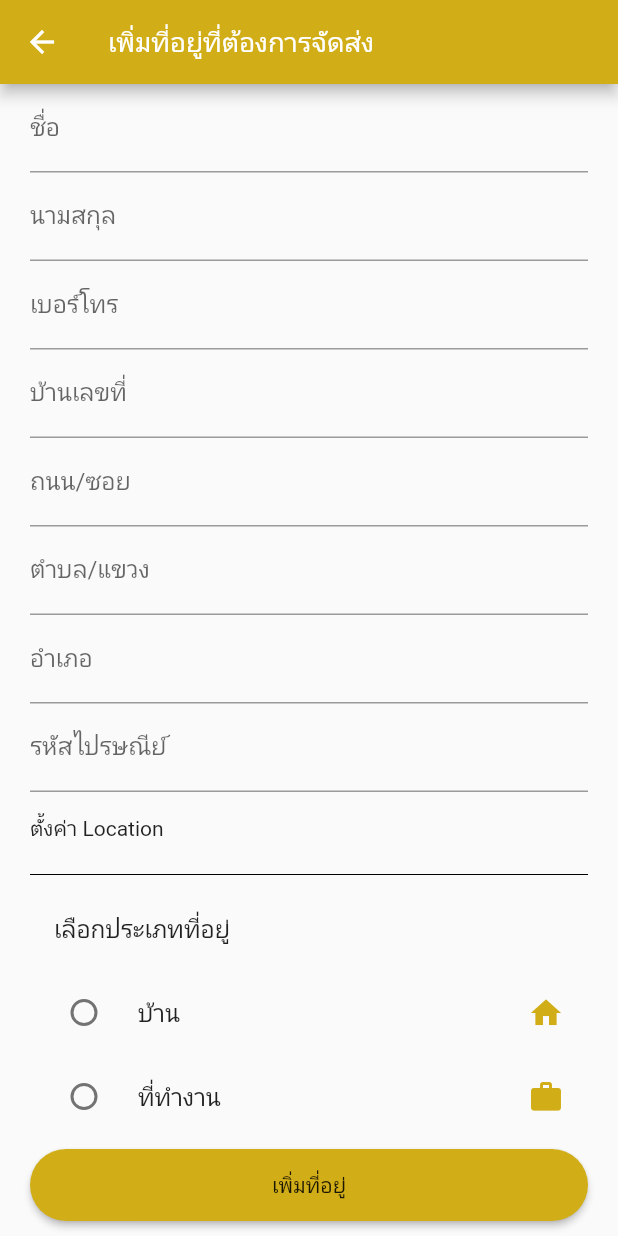
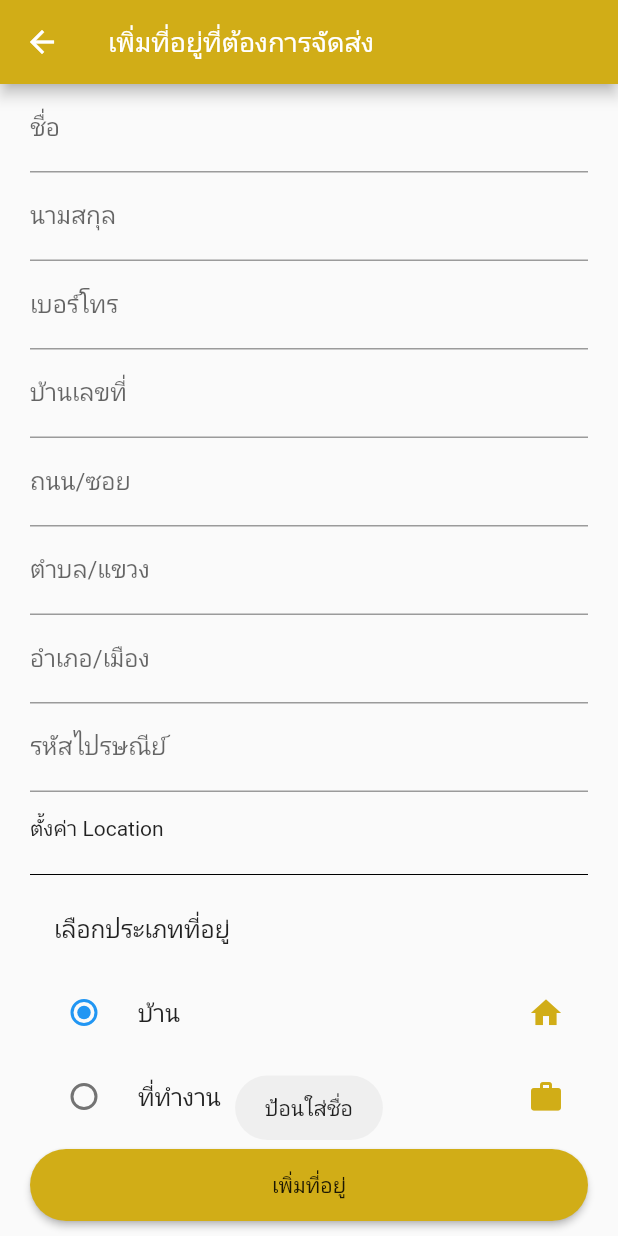
Before and after one commit to Powarut/test_project, a Flutter app: the AddDeliveryAddressState screen opened directly, after a tap on "เพิ่มที่อยู่", on a phone screen of 412 x 824 dp. Run offline on Flutter 3.47's test engine with Material 2 defaults, Android fonts, the phone set to English and light mode, and no system bars; our stand-ins replace cloud_firestore, file_picker, firebase_auth, firebase_core, firebase_storage, fluttertoast and 3 more; missing offline and left inert: qrscan; accounts and stored records are empty.

Commit message:
Initial commit

```diff
--- a/lib/main.dart
+++ b/lib/main.dart
@@ -1,6 +1,7 @@
 import 'package:firebase_core/firebase_core.dart';
 import 'package:flutter/material.dart';
 import 'package:provider/provider.dart';
+import 'package:test_project/providers/check_out_provider.dart';
 import 'package:test_project/providers/product_provider.dart';
 import 'package:test_project/providers/reviewcart_provider.dart';
 import 'package:test_project/providers/user_provider.dart';
@@ -27,6 +28,9 @@ class MyApp extends StatelessWidget {
           ChangeNotifierProvider<ReviewCartProvider>(
             create: (context) =>ReviewCartProvider(),
           ),
+          ChangeNotifierProvider<CheckoutProvider>(
+            create: (context) =>CheckoutProvider(),
+          ),
         ],
         child: MaterialApp(
               debugShowCheckedModeBanner: false,
--- /dev/null
+++ b/lib/providers/check_out_provider.dart
@@ -0,0 +1,61 @@
+import 'package:cloud_firestore/cloud_firestore.dart';
+import 'package:firebase_auth/firebase_auth.dart';
+import 'package:flutter/material.dart';
+import 'package:fluttertoast/fluttertoast.dart';
+
+class CheckoutProvider with ChangeNotifier{
+  bool isloadding =false;
+
+  TextEditingController firstName = TextEditingController();
+  TextEditingController lastName = TextEditingController();
+  TextEditingController phone = TextEditingController();
+  TextEditingController number = TextEditingController();
+  TextEditingController street = TextEditingController();
+  TextEditingController landmark = TextEditingController();
+  TextEditingController city = TextEditingController();
+  TextEditingController pincode = TextEditingController();
+
+  void vaildator(context,myType) async {
+    if (firstName.text.isEmpty) {
+      Fluttertoast.showToast(msg: "ป้อนใส่ชื่อ");
+    }else if (lastName.text.isEmpty){
+      Fluttertoast.showToast(msg: "โปรดใส่นามสกุล");
+    }else if (phone.text.isEmpty){
+      Fluttertoast.showToast(msg: "โปรดใส่เบอร์โทร");
+    }else if (number.text.isEmpty){
+      Fluttertoast.showToast(msg: "โปรดใส่บ้านเลขที่");
+    }else if (street.text.isEmpty){
+      Fluttertoast.showToast(msg: "โปรดใส่ถนน/ซอย");
+    }else if (landmark.text.isEmpty){
+      Fluttertoast.showToast(msg: "โปรดใส่ตำบล/แขวง");
+    }else if (city.text.isEmpty){
+      Fluttertoast.showToast(msg: "โปรดใส่อำเภอ");
+    }else if (pincode.text.isEmpty){
+      Fluttertoast.showToast(msg: "โปรดใส่รหัสไปรษณีย์");
+    }else{
+      isloadding = true;
+      notifyListeners();
+      await FirebaseFirestore.instance
+          .collection("OrderDetail")
+          .doc("docID")
+          .set({
+            "UserName":firstName.text,
+            "UserSurname":firstName.text,
+            "UserTel":firstName.text,
+            "UserNum":firstName.text,
+            "UserStreet":firstName.text,
+            "UserLandmark":firstName.text,
+            "UserCity":firstName.text,
+            "UserPinCode":firstName.text,
+            "AddressType":myType.toString(),
+      }).then((value)  async{
+        isloadding = false;
+        notifyListeners();
+        await Fluttertoast.showToast(msg: "เพิ่มข้อมูลที่จักส่งเรียบร้อย");
+        Navigator.of(context).pop();
+        notifyListeners();
+      });
+      notifyListeners();
+    }
+  }
+}
--- a/lib/screens/check_out_delivery_details/address_delivery/add_address_delivery.dart
+++ b/lib/screens/check_out_delivery_details/address_delivery/add_address_delivery.dart
@@ -1,5 +1,7 @@
 import 'package:flutter/material.dart';
+import 'package:provider/provider.dart';
 import 'package:test_project/constants/color.dart';
+import 'package:test_project/providers/check_out_provider.dart';
 import 'package:test_project/widgets/costom_text_field.dart';
 
 class AddDeliveryAddressState extends StatefulWidget {
@@ -17,9 +19,10 @@ enum AddressTypes {
 }
 
 class _AddDeliveryAddressStateState extends State<AddDeliveryAddressState> {
-  AddressTypes? _addressTypes;
+  var myType = AddressTypes.Home;
   @override
   Widget build(BuildContext context) {
+    CheckoutProvider checkoutProvider = Provider.of(context);
     return Scaffold(
       appBar: AppBar(
         backgroundColor: memberColor,
@@ -31,8 +34,10 @@ class _AddDeliveryAddressStateState extends State<AddDeliveryAddressState> {
       bottomNavigationBar: Container(
         margin: EdgeInsets.symmetric(vertical: 10, horizontal: 20),
         height: 48,
-        child: MaterialButton(
-          onPressed: () {},
+        child: checkoutProvider.isloadding==false? MaterialButton(
+          onPressed: () {
+            checkoutProvider.vaildator(context,myType);
+          },
           child: Text(
             "เพิ่มที่อยู่",
             style: TextStyle(
@@ -45,6 +50,8 @@ class _AddDeliveryAddressStateState extends State<AddDeliveryAddressState> {
               30,
             ),
           ),
+        ):Center(
+          child: CircularProgressIndicator(),
         ),
       ),
       body: Padding(
@@ -55,27 +62,35 @@ class _AddDeliveryAddressStateState extends State<AddDeliveryAddressState> {
           children: [
             CostomTextField(
               labText: "ชื่อ",
+              controller: checkoutProvider.firstName,
             ),
             CostomTextField(
               labText: "นามสกุล",
+              controller: checkoutProvider.lastName,
             ),
             CostomTextField(
               labText: "เบอร์โทร",
+              controller: checkoutProvider.phone,
             ),
             CostomTextField(
               labText: "บ้านเลขที่",
+              controller: checkoutProvider.number,
             ),
             CostomTextField(
               labText: "ถนน/ซอย",
+              controller: checkoutProvider.street,
             ),
             CostomTextField(
               labText: "ตำบล/แขวง",
+              controller: checkoutProvider.landmark,
             ),
             CostomTextField(
-              labText: "อำเภอ",
+              labText: "อำเภอ/เมือง",
+              controller: checkoutProvider.city,
             ),
             CostomTextField(
               labText: "รหัสไปรษณีย์",
+              controller: checkoutProvider.pincode,
             ),
             InkWell(
               onTap: () {},
@@ -99,11 +114,11 @@ class _AddDeliveryAddressStateState extends State<AddDeliveryAddressState> {
             ),
             RadioListTile(
               value: AddressTypes.Home,
-              groupValue: _addressTypes,
+              groupValue: myType,
               title: Text("บ้าน"),
               onChanged: (value) {
                 setState(() {
-                  _addressTypes = value;
+                  myType = value!;
                 });
               },
               secondary: Icon(
@@ -113,11 +128,11 @@ class _AddDeliveryAddressStateState extends State<AddDeliveryAddressState> {
             ),
             RadioListTile(
               value: AddressTypes.Work,
-              groupValue: _addressTypes,
+              groupValue: myType,
               title: Text("ที่ทำงาน"),
               onChanged: (value) {
                 setState(() {
-                  _addressTypes = value;
+                  myType = value!;
                 });
               },
               secondary: Icon(
@@ -127,11 +142,11 @@ class _AddDeliveryAddressStateState extends State<AddDeliveryAddressState> {
             ),
             RadioListTile(
               value: AddressTypes.Other,
-              groupValue: _addressTypes,
+              groupValue: myType,
               title: Text("อื่นๆ"),
               onChanged: (value) {
                 setState(() {
-                  _addressTypes = value;
+                  myType = value!;
                 });
               },
               secondary: Icon(
--- a/lib/screens/check_out_delivery_details/delivery_details.dart
+++ b/lib/screens/check_out_delivery_details/delivery_details.dart
@@ -6,12 +6,12 @@ import 'package:test_project/screens/check_out_delivery_details/single_delivery_
 
 class DeliveryDetails extends StatelessWidget {
   List<Widget> address = [
-    SingleDeliveryItem(
-      address: "56/3 อ.เมืองเอก ต.หลักหก จ.ปทุมธานี 22140",
-      title: "สมพงษ์ คำเหล่า",
-      number: "0988641234",
-      addressType: "Home",
-    ),
+    // SingleDeliveryItem(
+    //   address: "56/3 อ.เมืองเอก ต.หลักหก จ.ปทุมธานี 22140",
+    //   title: "สมพงษ์ คำเหล่า",
+    //   number: "0988641234",
+    //   addressType: "Home",
+    // ),
   ];
   @override
   Widget build(BuildContext context) {
```
